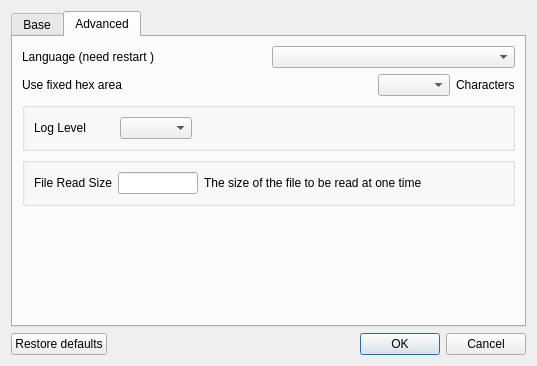
Before: the Qt Designer form CryptokiMan/settings_dlg.ui in jykim74/CryptokiMan, drawn with Qt 5.
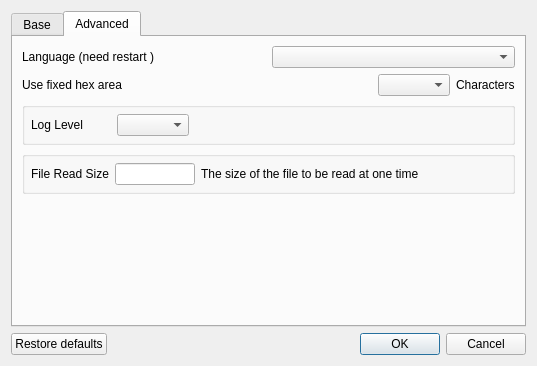
After: the same form once the commit is applied.

Commit message: UI 개선

The edit to the form file:
```diff
--- a/CryptokiMan/settings_dlg.ui
+++ b/CryptokiMan/settings_dlg.ui
@@ -230,6 +230,21 @@
           <string/>
          </property>
          <layout class="QVBoxLayout" name="verticalLayout_4">
+          <property name="spacing">
+           <number>6</number>
+          </property>
+          <property name="leftMargin">
+           <number>6</number>
+          </property>
+          <property name="topMargin">
+           <number>6</number>
+          </property>
+          <property name="rightMargin">
+           <number>6</number>
+          </property>
+          <property name="bottomMargin">
+           <number>6</number>
+          </property>
           <item>
            <layout class="QGridLayout" name="gridLayout_3">
             <property name="topMargin">
@@ -275,6 +290,21 @@
           <string/>
          </property>
          <layout class="QVBoxLayout" name="verticalLayout_5">
+          <property name="spacing">
+           <number>6</number>
+          </property>
+          <property name="leftMargin">
+           <number>6</number>
+          </property>
+          <property name="topMargin">
+           <number>6</number>
+          </property>
+          <property name="rightMargin">
+           <number>6</number>
+          </property>
+          <property name="bottomMargin">
+           <number>6</number>
+          </property>
           <item>
            <layout class="QGridLayout" name="gridLayout_8">
             <property name="topMargin">
```
Left out of the diff: 4 changed lines with no effect on the pictures. The commit also changes 1 other file.
